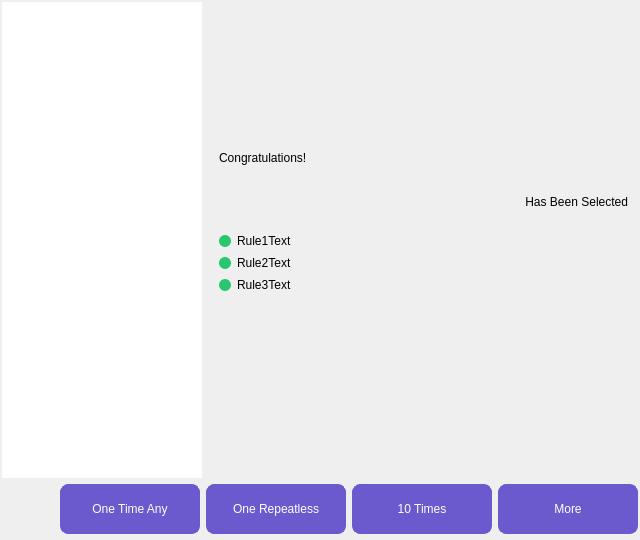
This is component/catchpage/catchpage.ui in NagatoRailgun/zhuangding as Qt 5 draws it before an edit. The edited form follows.
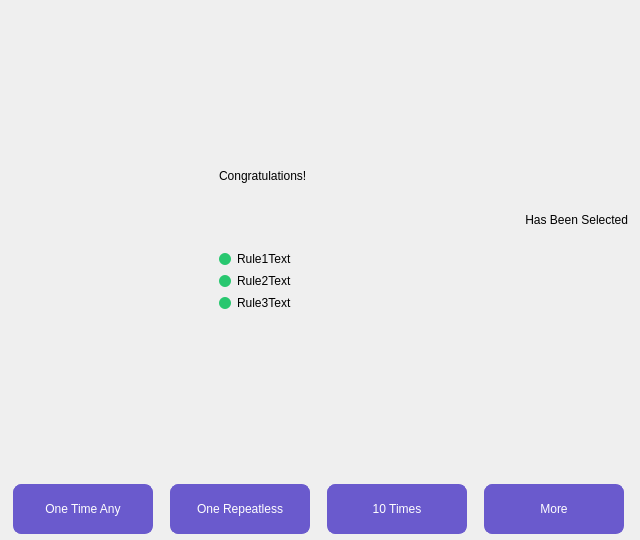
This is the edited form.

The edit to the form file:
```diff
--- a/component/catchpage/catchpage.ui
+++ b/component/catchpage/catchpage.ui
@@ -87,10 +87,34 @@
           <number>0</number>
          </property>
          <item>
-          <widget class="QListWidget" name="listWidget">
+          <widget class="QWidget" name="widget_6" native="true">
            <property name="styleSheet">
-            <string notr="true">font-size:16px;
-</string>
+            <string notr="true">QScrollBar:vertical {
+    width:8px;
+    background:#f2f2f2;
+    margin:2px;
+}
+QScrollBar::handle:vertical {
+    background:#bbbbbb;
+    border-radius:4px;
+    min-height:20px;
+}
+QScrollBar::handle:vertical:hover {
+    background:#999999;
+}
+QScrollBar::sub-line:vertical,
+QScrollBar::add-line:vertical {
+    height:0px;
+}
+QScrollBar::up-arrow:vertical,
+QScrollBar::down-arrow:vertical {
+    width:0px;
+    height:0px;
+}
+QScrollBar::sub-page:vertical,
+QScrollBar::add-page:vertical {
+    background:transparent;
+}</string>
            </property>
           </widget>
          </item>
@@ -524,46 +548,6 @@
            </property>
           </spacer>
          </item>
-         <item>
-          <widget class="QWidget" name="widget_6" native="true">
-           <property name="minimumSize">
-            <size>
-             <width>0</width>
-             <height>30</height>
-            </size>
-           </property>
-           <property name="maximumSize">
-            <size>
-             <width>16777215</width>
-             <height>30</height>
-            </size>
-           </property>
-           <property name="styleSheet">
-            <string notr="true">border:0;</string>
-           </property>
-           <layout class="QHBoxLayout" name="horizontalLayout_3">
-            <property name="leftMargin">
-             <number>0</number>
-            </property>
-            <property name="topMargin">
-             <number>0</number>
-            </property>
-            <property name="rightMargin">
-             <number>0</number>
-            </property>
-            <property name="bottomMargin">
-             <number>0</number>
-            </property>
-            <item>
-             <widget class="QLabel" name="label">
-              <property name="text">
-               <string/>
-              </property>
-             </widget>
-            </item>
-           </layout>
-          </widget>
-         </item>
         </layout>
        </widget>
       </item>
@@ -597,19 +581,6 @@
       <property name="bottomMargin">
        <number>1</number>
       </property>
-      <item>
-       <spacer name="horizontalSpacer_2">
-        <property name="orientation">
-         <enum>Qt::Horizontal</enum>
-        </property>
-        <property name="sizeHint" stdset="0">
-         <size>
-          <width>40</width>
-          <height>20</height>
-         </size>
-        </property>
-       </spacer>
-      </item>
       <item>
        <widget class="QPushButton" name="pushButton">
         <property name="minimumSize">
```
Left out of the diff: 38 changed lines with no effect on the pictures.
